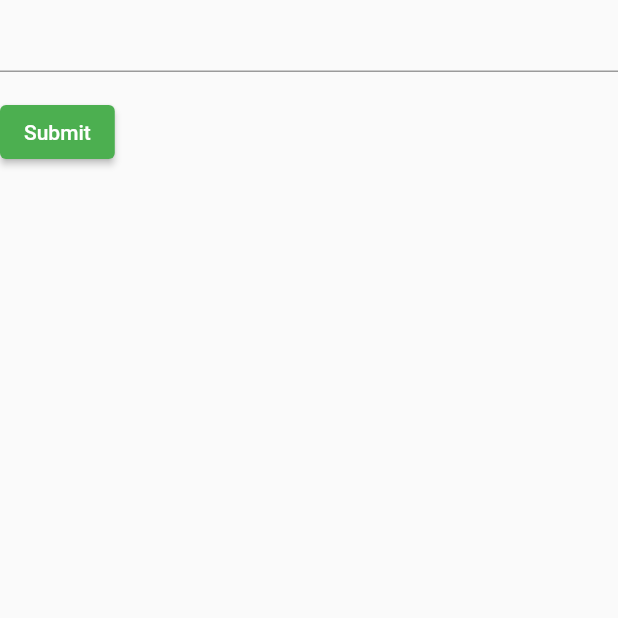
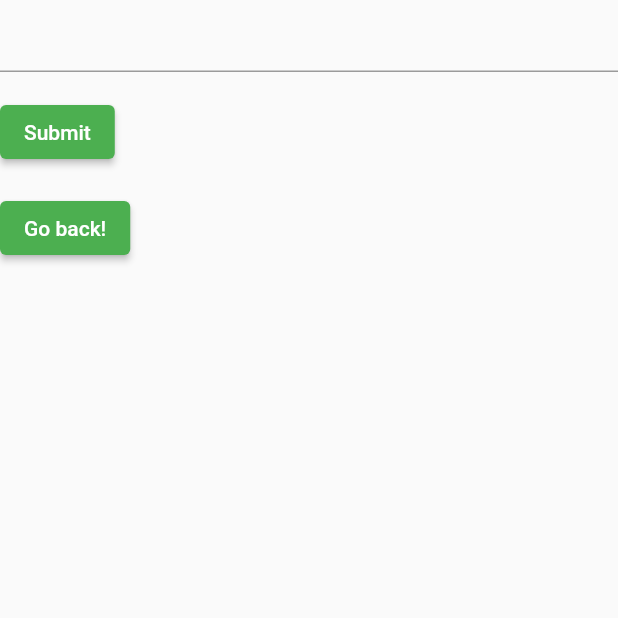
Before and after one commit to minnasiivo/Mobiili_Henna_Marjo_Minna, a Flutter app: the InputView screen opened directly, on a phone screen of 412 x 824 dp, the top half of it. Run offline on Flutter 3.47's test engine with Material 2 defaults, Android fonts, the phone set to English and light mode, and no system bars; our stand-ins replace anim_search_bar, geocoding, geolocator; missing offline and left inert: geolocator_web.

Commit message:
siirtyminen näkymien välillä toiminnassa

```diff
--- a/lib/view/input_view.dart
+++ b/lib/view/input_view.dart
@@ -1,4 +1,5 @@
 import 'package:flutter/material.dart';
+import 'weather_page.dart';
 
 // Create a Form widget.
 class InputView extends StatefulWidget {
@@ -28,7 +29,9 @@ class InputViewState extends State<InputView> {
   @override
   Widget build(BuildContext context) {
     // Build a Form widget using the _formKey created above.
-    return Form(
+    return Scaffold(
+      body: Center(
+        child: Form(
           key: _formKey,
           child: Column(
             crossAxisAlignment: CrossAxisAlignment.start,
@@ -58,7 +61,19 @@ class InputViewState extends State<InputView> {
                   child: const Text('Submit'),
                 ),
               ),
+              ElevatedButton(
+                onPressed: () {
+                  Navigator.push(
+                    context,
+                    MaterialPageRoute(
+                        builder: (context) => const WeatherPage()),
+                  );
+                },
+                child: const Text('Go back!'),
+              ),
             ],
+          ),
+        ),
       ),
     );
   }
--- a/lib/view/weather_page.dart
+++ b/lib/view/weather_page.dart
@@ -124,8 +124,7 @@ class _WeatherPageState extends State<WeatherPage> {
                                     Navigator.push(
                                       context,
                                       MaterialPageRoute(
-                                          builder: (context) =>
-                                              const InputView()),
+                                          builder: (context) => InputView()),
                                     );
                                   },
                                   child:
```
Lines whose indentation alone changed are shown as unchanged.
